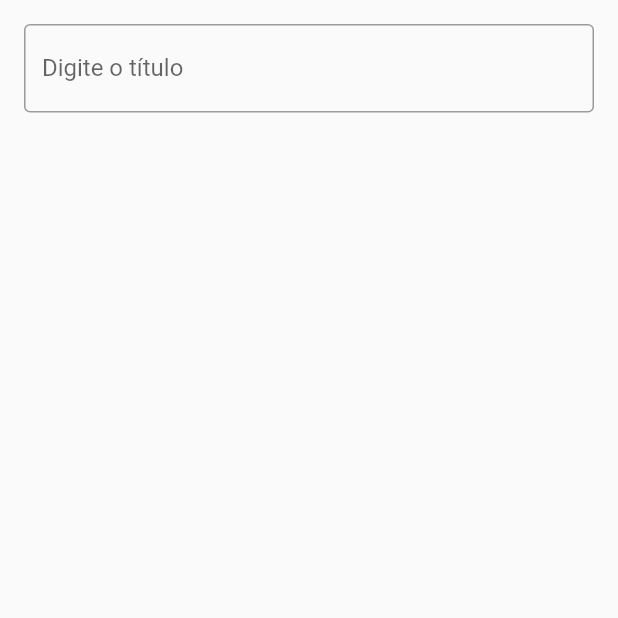
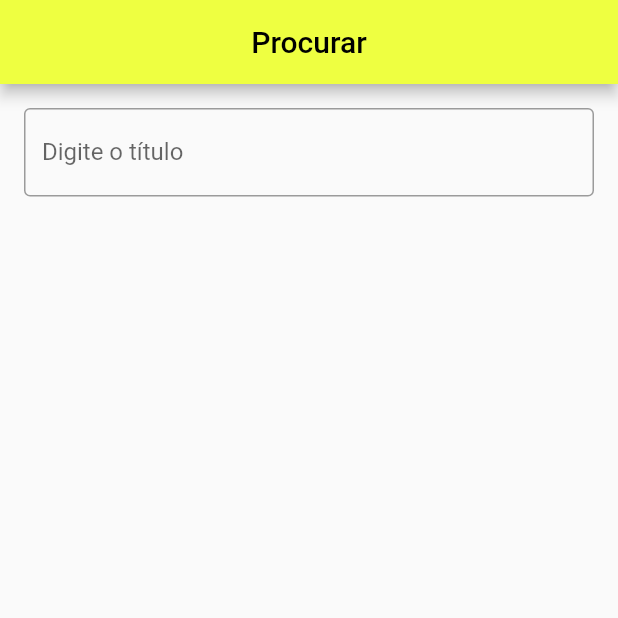
Before and after one commit to thauan12/NoticiasNaHora, a Flutter app: the ProcurarPage screen opened directly, on a phone screen of 412 x 824 dp, the top half of it. Run offline on Flutter 3.47's test engine with Material 2 defaults, Android fonts, the phone set to English and light mode, and no system bars; our stand-ins replace auto_size_text, cloud_firestore, firebase_auth, firebase_core, fluttertoast, get and 1 more; accounts and stored records are empty.

Commit message:
Primeiro commit

```diff
--- a/lib/main.dart
+++ b/lib/main.dart
@@ -4,6 +4,7 @@ import 'package:get/get.dart';
 import 'package:noticiasnahora/models/noticia.dart';
 import 'package:noticiasnahora/views/homeLogar.dart';
 import 'package:noticiasnahora/views/loginScreen.dart';
+import 'package:noticiasnahora/views/mapsPage.dart';
 import 'package:noticiasnahora/views/noticiaDetalhada.dart';
 import 'viewmodels/firebase/utils/firebase_options.dart';
 import 'views/homeScreen.dart';
@@ -24,6 +25,7 @@ void main() async {
       GetPage(name: '/register', page: () => const RegisterPage()),
       GetPage(name: '/home', page: () => const HomeScreen()),
       GetPage(name: '/noticia', page: () => NoticiaDetalhadaScreen()),
+      GetPage(name: '/sede', page: () => SedeLocalization()),
 ],
     theme: ThemeData(
         appBarTheme: const AppBarTheme(
--- a/lib/viewmodels/noticias/buscarNoticias.dart
+++ b/lib/viewmodels/noticias/buscarNoticias.dart
@@ -26,7 +26,7 @@ Future<void> pararBuscaPeriodica() async {
 }
 
   Future<BuscaDeNoticias> buscarNoticias() async {
-    final String apiKey = '912fc586c2894ba88b6f99bed17af924';
+    final String apiKey = '';
     try {
       final response = await http.get(Uri.parse(
           'https://newsapi.org/v2/top-headlines?country=br&apiKey=$apiKey'));
--- a/lib/views/procurarPage.dart
+++ b/lib/views/procurarPage.dart
@@ -38,7 +38,8 @@ class _ProcurarPageState extends State<ProcurarPage> {
                   ),
                   SizedBox(height: 4),
                   Text(
-                    noticia.dataCriacao.toString(), // Ajuste conforme a formatação desejada
+                    noticia.dataCriacao
+                        .toString(), // Ajuste conforme a formatação desejada
                   ),
                   SizedBox(height: 4),
                   Text(
@@ -55,7 +56,12 @@ class _ProcurarPageState extends State<ProcurarPage> {
 
   @override
   Widget build(BuildContext context) {
-    return Container(
+    return Scaffold(
+      appBar: AppBar(
+        title: Text('Procurar'),
+        centerTitle: true,
+      ),
+      body: Container(
         padding: EdgeInsets.all(16),
         child: Column(
           children: [
@@ -82,6 +88,7 @@ class _ProcurarPageState extends State<ProcurarPage> {
             ),
           ],
         ),
+      ),
     );
   }
 }
```
Also changed, not shown: lib/views/pessoalPage.dart (+11 -0 lines), 2 other files. Lines whose indentation alone changed are shown as unchanged.
